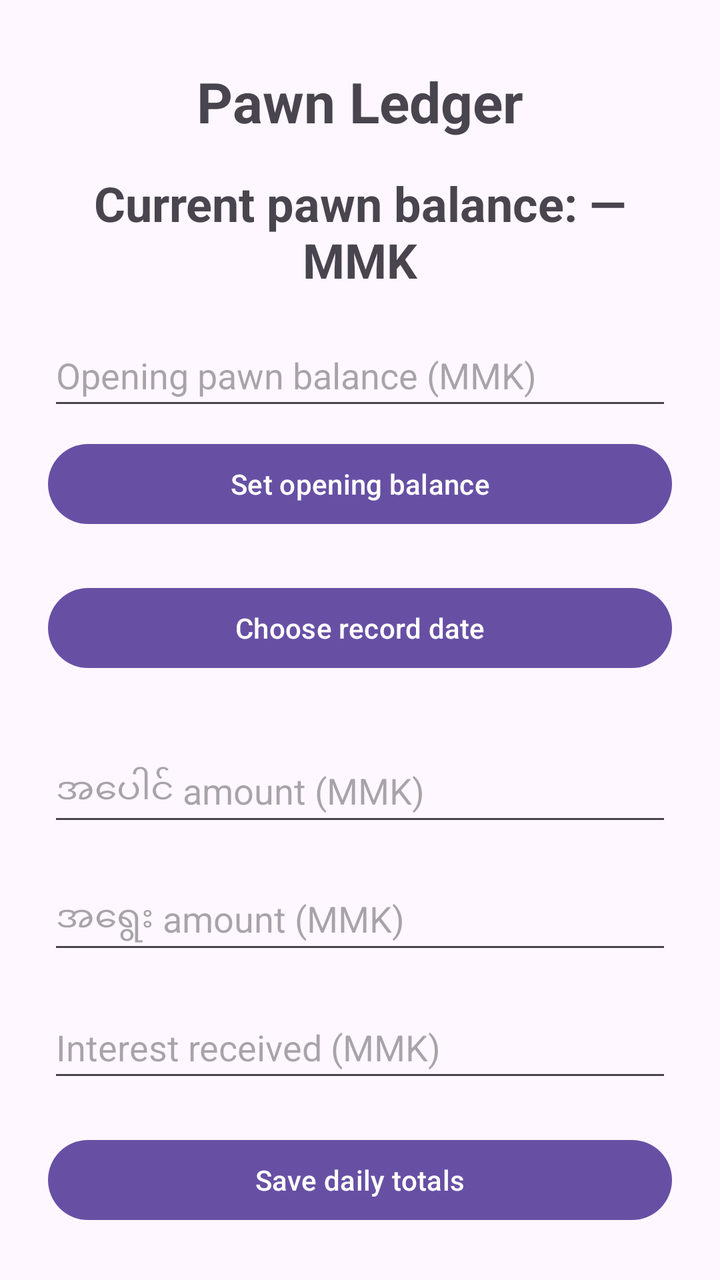
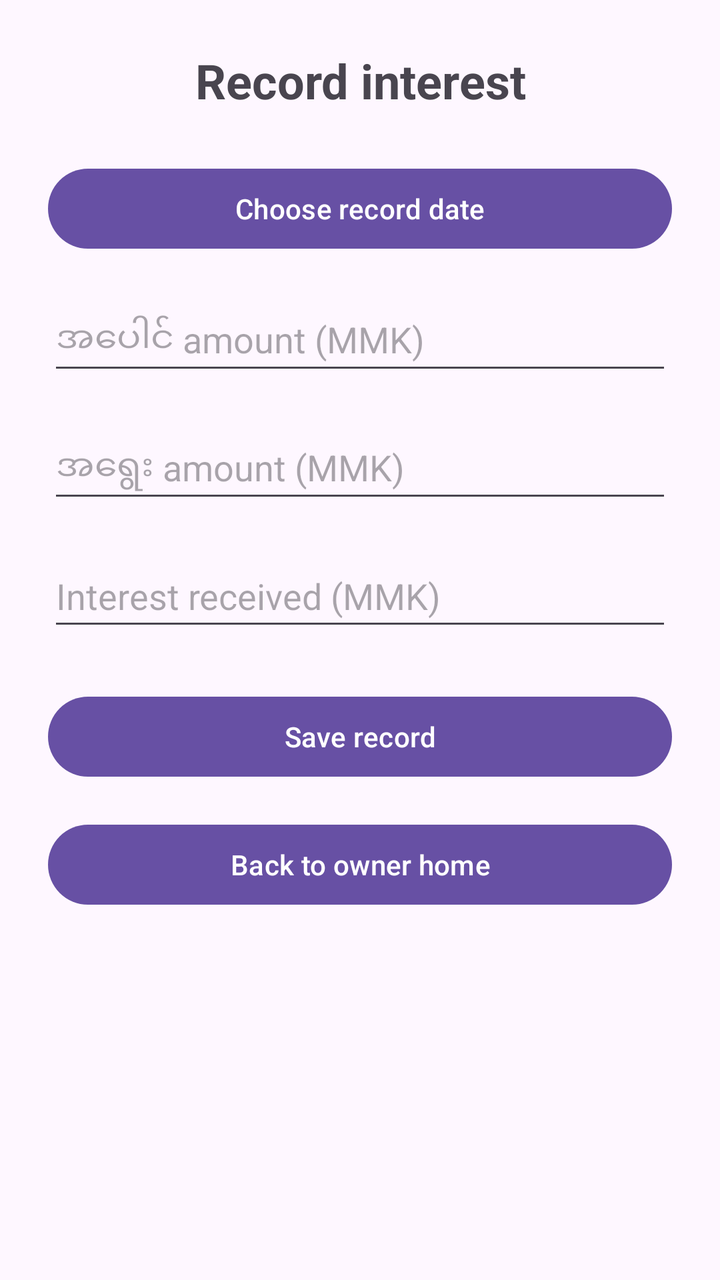

Compare the two renders of this Android layout. The source of the first and the diff that turns it into the second are given below.
<!-- AndroidManifest.xml: application theme Theme.Pawn_Ledger -->
<!-- res/layout/activity_owner_entry.xml -->
<?xml version="1.0" encoding="utf-8"?>
<androidx.constraintlayout.widget.ConstraintLayout xmlns:android="http://schemas.android.com/apk/res/android"
    xmlns:app="http://schemas.android.com/apk/res-auto"
    xmlns:tools="http://schemas.android.com/tools"
    android:id="@+id/main"
    android:layout_width="match_parent"
    android:layout_height="match_parent"
    tools:context=".MainActivity">

    <TextView
        android:id="@+id/currentBalanceText"
        android:layout_width="0dp"
        android:layout_height="wrap_content"
        android:layout_marginStart="24dp"
        android:layout_marginEnd="24dp"
        android:layout_marginTop="16dp"
        android:text="@string/current_balance_placeholder"
        android:textSize="24sp"
        android:textStyle="bold"
        android:gravity="center"
        app:layout_constraintTop_toBottomOf="@id/titleText"
        app:layout_constraintStart_toStartOf="parent"
        app:layout_constraintEnd_toEndOf="parent" />
    <EditText
        android:id="@+id/openingBalanceInput"
        android:layout_width="0dp"
        android:layout_height="wrap_content"
        android:layout_marginStart="24dp"
        android:layout_marginEnd="24dp"
        android:layout_marginTop="16dp"
        android:minHeight="48dp"
        android:hint="@string/opening_balance_hint"
        android:inputType="number"
        android:importantForAutofill="no"
        app:layout_constraintTop_toBottomOf="@id/currentBalanceText"
        app:layout_constraintStart_toStartOf="parent"
        app:layout_constraintEnd_toEndOf="parent" />

    <Button
        android:id="@+id/setOpeningBalanceButton"
        android:layout_width="0dp"
        android:layout_height="wrap_content"
        android:layout_marginStart="24dp"
        android:layout_marginEnd="24dp"
        android:layout_marginTop="8dp"
        android:minHeight="48dp"
        android:text="@string/set_opening_balance"
        android:textAllCaps="false"
        app:layout_constraintTop_toBottomOf="@id/openingBalanceInput"
        app:layout_constraintStart_toStartOf="parent"
        app:layout_constraintEnd_toEndOf="parent" />


    <TextView
        android:layout_width="wrap_content"
        android:layout_height="wrap_content"
        android:id="@+id/titleText"
        android:text="@string/pawn_ledger_title"
        android:textSize="28sp"
        android:textStyle="bold"
        android:layout_marginTop="32dp"
        app:layout_constraintEnd_toEndOf="parent"
        app:layout_constraintStart_toStartOf="parent"
        app:layout_constraintTop_toTopOf="parent" />

    <EditText
        android:id="@+id/pawnAmountInput"
        android:layout_width="0dp"
        android:layout_height="wrap_content"
        android:layout_marginStart="24dp"
        android:layout_marginEnd="24dp"
        android:layout_marginTop="32dp"
        android:minHeight="48dp"
        android:hint="@string/pawn_amount_hint"
        android:inputType="number"
        android:importantForAutofill="no"
        app:layout_constraintTop_toBottomOf="@id/selectDateButton"
        app:layout_constraintStart_toStartOf="parent"
        app:layout_constraintEnd_toEndOf="parent" />

    <Button
        android:id="@+id/selectDateButton"
        android:layout_width="0dp"
        android:layout_height="wrap_content"
        android:layout_marginStart="24dp"
        android:layout_marginEnd="24dp"
        android:layout_marginTop="24dp"
        android:minHeight="48dp"
        android:text="@string/choose_record_date"
        android:textAllCaps="false"
        app:layout_constraintTop_toBottomOf="@id/setOpeningBalanceButton"
        app:layout_constraintStart_toStartOf="parent"
        app:layout_constraintEnd_toEndOf="parent" />

    <EditText
        android:id="@+id/redeemAmountInput"
        android:layout_width="0dp"
        android:layout_height="wrap_content"
        android:layout_marginStart="24dp"
        android:layout_marginEnd="24dp"
        android:layout_marginTop="16dp"
        android:minHeight="48dp"
        android:hint="@string/redeem_amount_hint"
        android:inputType="number"
        android:importantForAutofill="no"
        app:layout_constraintTop_toBottomOf="@id/pawnAmountInput"
        app:layout_constraintStart_toStartOf="parent"
        app:layout_constraintEnd_toEndOf="parent" />

    <EditText
        android:id="@+id/interestAmountInput"
        android:layout_width="0dp"
        android:layout_height="wrap_content"
        android:layout_marginStart="24dp"
        android:layout_marginEnd="24dp"
        android:layout_marginTop="16dp"
        android:minHeight="48dp"
        android:hint="@string/interest_amount_hint"
        android:inputType="number"
        android:importantForAutofill="no"
        app:layout_constraintTop_toBottomOf="@id/redeemAmountInput"
        app:layout_constraintStart_toStartOf="parent"
        app:layout_constraintEnd_toEndOf="parent" />

    <Button
        android:id="@+id/saveButton"
        android:layout_width="0dp"
        android:layout_height="wrap_content"
        android:layout_marginStart="24dp"
        android:layout_marginTop="20dp"
        android:layout_marginEnd="24dp"
        android:minHeight="48dp"
        android:text="@string/save_daily_totals"
        android:textAllCaps="false"
        app:layout_constraintEnd_toEndOf="parent"
        app:layout_constraintHorizontal_bias="0.0"
        app:layout_constraintStart_toStartOf="parent"
        app:layout_constraintTop_toBottomOf="@id/interestAmountInput" />

    <TextView
        android:id="@+id/netResultText"
        android:layout_width="0dp"
        android:layout_height="wrap_content"
        android:layout_marginStart="24dp"
        android:layout_marginEnd="24dp"
        android:layout_marginTop="24dp"
        android:text="@string/daily_net_placeholder"
        android:textSize="22sp"
        android:textStyle="bold"
        android:gravity="center"
        app:layout_constraintTop_toBottomOf="@id/saveButton"
        app:layout_constraintStart_toStartOf="parent"
        app:layout_constraintEnd_toEndOf="parent" />
    <Button
        android:id="@+id/openRecordsButton"
        android:layout_width="0dp"
        android:layout_height="wrap_content"
        android:layout_marginStart="24dp"
        android:layout_marginEnd="24dp"
        android:layout_marginTop="12dp"
        android:minHeight="48dp"
        android:text="@string/records_title"
        android:textAllCaps="false"
        app:layout_constraintTop_toBottomOf="@id/netResultText"
        app:layout_constraintStart_toStartOf="parent"
        app:layout_constraintEnd_toEndOf="parent" />


    <Button
        android:id="@+id/openDashboardButton"
        android:layout_width="0dp"
        android:layout_height="wrap_content"
        android:layout_marginStart="24dp"
        android:layout_marginEnd="24dp"
        android:layout_marginTop="12dp"
        android:minHeight="48dp"
        android:text="@string/monthly_dashboard_title"
        android:textAllCaps="false"
        app:layout_constraintTop_toBottomOf="@id/openRecordsButton"
        app:layout_constraintStart_toStartOf="parent"
        app:layout_constraintEnd_toEndOf="parent" />
    <Button
        android:id="@+id/settingsButton"
        android:layout_width="0dp"
        android:layout_height="wrap_content"
        android:layout_marginStart="24dp"
        android:layout_marginEnd="24dp"
        android:layout_marginTop="8dp"
        android:minHeight="48dp"
        android:text="@string/settings"
        android:textAllCaps="false"
        app:layout_constraintTop_toBottomOf="@id/openDashboardButton"
        app:layout_constraintStart_toStartOf="parent"
        app:layout_constraintEnd_toEndOf="parent" />

    <Button
        android:id="@+id/lockOwnerButton"
        android:layout_width="0dp"
        android:layout_height="wrap_content"
        android:layout_marginStart="24dp"
        android:layout_marginEnd="24dp"
        android:layout_marginTop="8dp"
        android:minHeight="48dp"
        android:text="@string/lock_owner_access"
        android:textAllCaps="false"
        app:layout_constraintTop_toBottomOf="@id/settingsButton"
        app:layout_constraintStart_toStartOf="parent"
        app:layout_constraintEnd_toEndOf="parent" />




</androidx.constraintlayout.widget.ConstraintLayout>
<!-- resources referenced by this layout -->
<resources>
  <string name="choose_record_date">Choose record date</string>
  <string name="current_balance_placeholder">Current pawn balance: — MMK</string>
  <string name="daily_net_placeholder">Selected day\'s net: —</string>
  <string name="interest_amount_hint">Interest received (MMK)</string>
  <string name="lock_owner_access">Lock / Staff screen</string>
  <string name="monthly_dashboard_title">Monthly dashboard</string>
  <string name="opening_balance_hint">Opening pawn balance (MMK)</string>
  <string name="pawn_amount_hint">အပေါင် amount (MMK)</string>
  <string name="pawn_ledger_title">Pawn Ledger</string>
  <string name="records_title">Daily records</string>
  <string name="redeem_amount_hint">အရွေး amount (MMK)</string>
  <string name="save_daily_totals">Save daily totals</string>
  <string name="set_opening_balance">Set opening balance</string>
  <string name="settings">ဆက်တင်များ</string>
  <style name="Theme.Pawn_Ledger" parent="Base.Theme.Pawn_Ledger" />
  <style name="Base.Theme.Pawn_Ledger" parent="Theme.Material3.DayNight.NoActionBar">
          
          
      </style>
</resources>

<!-- the commit's change to res/layout/activity_owner_entry.xml (unified diff, before → after) -->
@@ -1,213 +1,81 @@
 <?xml version="1.0" encoding="utf-8"?>
-<androidx.constraintlayout.widget.ConstraintLayout xmlns:android="http://schemas.android.com/apk/res/android"
-    xmlns:app="http://schemas.android.com/apk/res-auto"
-    xmlns:tools="http://schemas.android.com/tools"
-    android:id="@+id/main"
+<ScrollView xmlns:android="http://schemas.android.com/apk/res/android"
+    android:id="@+id/ownerEntryMain"
     android:layout_width="match_parent"
     android:layout_height="match_parent"
-    tools:context=".MainActivity">
+    android:fillViewport="true">
 
-    <TextView
-        android:id="@+id/currentBalanceText"
-        android:layout_width="0dp"
+    <LinearLayout
+        android:layout_width="match_parent"
         android:layout_height="wrap_content"
-        android:layout_marginStart="24dp"
-        android:layout_marginEnd="24dp"
-        android:layout_marginTop="16dp"
-        android:text="@string/current_balance_placeholder"
-        android:textSize="24sp"
-        android:textStyle="bold"
-        android:gravity="center"
-        app:layout_constraintTop_toBottomOf="@id/titleText"
-        app:layout_constraintStart_toStartOf="parent"
-        app:layout_constraintEnd_toEndOf="parent" />
-    <EditText
-        android:id="@+id/openingBalanceInput"
-        android:layout_width="0dp"
-        android:layout_height="wrap_content"
-        android:layout_marginStart="24dp"
-        android:layout_marginEnd="24dp"
-        android:layout_marginTop="16dp"
-        android:minHeight="48dp"
-        android:hint="@string/opening_balance_hint"
-        android:inputType="number"
-        android:importantForAutofill="no"
-        app:layout_constraintTop_toBottomOf="@id/currentBalanceText"
-        app:layout_constraintStart_toStartOf="parent"
-        app:layout_constraintEnd_toEndOf="parent" />
+        android:orientation="vertical"
+        android:padding="24dp">
 
-    <Button
-        android:id="@+id/setOpeningBalanceButton"
-        android:layout_width="0dp"
-        android:layout_height="wrap_content"
-        android:layout_marginStart="24dp"
-        android:layout_marginEnd="24dp"
-        android:layout_marginTop="8dp"
-        android:minHeight="48dp"
-        android:text="@string/set_opening_balance"
-        android:textAllCaps="false"
-        app:layout_constraintTop_toBottomOf="@id/openingBalanceInput"
-        app:layout_constraintStart_toStartOf="parent"
-        app:layout_constraintEnd_toEndOf="parent" />
+        <TextView
+            android:id="@+id/ownerEntryTitle"
+            android:layout_width="match_parent"
+            android:layout_height="wrap_content"
+            android:text="@string/record_interest"
+            android:textSize="24sp"
+            android:textStyle="bold"
+            android:gravity="center" />
 
+        <Button
+            android:id="@+id/entryDateButton"
+            android:layout_width="match_parent"
+            android:layout_height="wrap_content"
+            android:layout_marginTop="24dp"
+            android:minHeight="48dp"
+            android:text="@string/choose_record_date"
+            android:textAllCaps="false" />
 
-    <TextView
-        android:layout_width="wrap_content"
-        android:layout_height="wrap_content"
-        android:id="@+id/titleText"
-        android:text="@string/pawn_ledger_title"
-        android:textSize="28sp"
-        android:textStyle="bold"
-        android:layout_marginTop="32dp"
-        app:layout_constraintEnd_toEndOf="parent"
-        app:layout_constraintStart_toStartOf="parent"
-        app:layout_constraintTop_toTopOf="parent" />
+        <EditText
+            android:id="@+id/entryPawnInput"
+            android:layout_width="match_parent"
+            android:layout_height="wrap_content"
+            android:layout_marginTop="16dp"
+            android:minHeight="48dp"
+            android:hint="@string/pawn_amount_hint"
+            android:inputType="number"
+            android:importantForAutofill="no" />
 
-    <EditText
-        android:id="@+id/pawnAmountInput"
-        android:layout_width="0dp"
-        android:layout_height="wrap_content"
-        android:layout_marginStart="24dp"
-        android:layout_marginEnd="24dp"
-        android:layout_marginTop="32dp"
-        android:minHeight="48dp"
-        android:hint="@string/pawn_amount_hint"
-        android:inputType="number"
-        android:importantForAutofill="no"
-        app:layout_constraintTop_toBottomOf="@id/selectDateButton"
-        app:layout_constraintStart_toStartOf="parent"
-        app:layout_constraintEnd_toEndOf="parent" />
+        <EditText
+            android:id="@+id/entryRedeemInput"
+            android:layout_width="match_parent"
+            android:layout_height="wrap_content"
+            android:layout_marginTop="16dp"
+            android:minHeight="48dp"
+            android:hint="@string/redeem_amount_hint"
+            android:inputType="number"
+            android:importantForAutofill="no" />
 
-    <Button
-        android:id="@+id/selectDateButton"
-        android:layout_width="0dp"
-        android:layout_height="wrap_content"
-        android:layout_marginStart="24dp"
-        android:layout_marginEnd="24dp"
-        android:layout_marginTop="24dp"
-        android:minHeight="48dp"
-        android:text="@string/choose_record_date"
-        android:textAllCaps="false"
-        app:layout_constraintTop_toBottomOf="@id/setOpeningBalanceButton"
-        app:layout_constraintStart_toStartOf="parent"
-        app:layout_constraintEnd_toEndOf="parent" />
+        <EditText
+            android:id="@+id/entryInterestInput"
+            android:layout_width="match_parent"
+            android:layout_height="wrap_content"
+            android:layout_marginTop="16dp"
+            android:minHeight="48dp"
+            android:hint="@string/interest_amount_hint"
+            android:inputType="number"
+            android:importantForAutofill="no" />
 
-    <EditText
-        android:id="@+id/redeemAmountInput"
-        android:layout_width="0dp"
-        android:layout_height="wrap_content"
-        android:layout_marginStart="24dp"
-        android:layout_marginEnd="24dp"
-        android:layout_marginTop="16dp"
-        android:minHeight="48dp"
-        android:hint="@string/redeem_amount_hint"
-        android:inputType="number"
-        android:importantForAutofill="no"
-        app:layout_constraintTop_toBottomOf="@id/pawnAmountInput"
-        app:layout_constraintStart_toStartOf="parent"
-        app:layout_constraintEnd_toEndOf="parent" />
+        <Button
+            android:id="@+id/entrySaveButton"
+            android:layout_width="match_parent"
+            android:layout_height="wrap_content"
+            android:layout_marginTop="24dp"
+            android:minHeight="48dp"
+            android:text="@string/save_record"
+            android:textAllCaps="false" />
 
-    <EditText
-        android:id="@+id/interestAmountInput"
-        android:layout_width="0dp"
-        android:layout_height="wrap_content"
-        android:layout_marginStart="24dp"
-        android:layout_marginEnd="24dp"
-        android:layout_marginTop="16dp"
-        android:minHeight="48dp"
-        android:hint="@string/interest_amount_hint"
-        android:inputType="number"
-        android:importantForAutofill="no"
-        app:layout_constraintTop_toBottomOf="@id/redeemAmountInput"
-        app:layout_constraintStart_toStartOf="parent"
-        app:layout_constraintEnd_toEndOf="parent" />
+        <Button
+            android:id="@+id/backFromEntryButton"
+            android:layout_width="match_parent"
+            android:layout_height="wrap_content"
+            android:layout_marginTop="16dp"
+            android:minHeight="48dp"
+            android:text="@string/back_to_owner_home"
+            android:textAllCaps="false" />
 
-    <Button
-        android:id="@+id/saveButton"
-        android:layout_width="0dp"
-        android:layout_height="wrap_content"
-        android:layout_marginStart="24dp"
-        android:layout_marginTop="20dp"
-        android:layout_marginEnd="24dp"
-        android:minHeight="48dp"
-        android:text="@string/save_daily_totals"
-        android:textAllCaps="false"
-        app:layout_constraintEnd_toEndOf="parent"
-        app:layout_constraintHorizontal_bias="0.0"
-        app:layout_constraintStart_toStartOf="parent"
-        app:layout_constraintTop_toBottomOf="@id/interestAmountInput" />
-
-    <TextView
-        android:id="@+id/netResultText"
-        android:layout_width="0dp"
-        android:layout_height="wrap_content"
-        android:layout_marginStart="24dp"
-        android:layout_marginEnd="24dp"
-        android:layout_marginTop="24dp"
-        android:text="@string/daily_net_placeholder"
-        android:textSize="22sp"
-        android:textStyle="bold"
-        android:gravity="center"
-        app:layout_constraintTop_toBottomOf="@id/saveButton"
-        app:layout_constraintStart_toStartOf="parent"
-        app:layout_constraintEnd_toEndOf="parent" />
-    <Button
-        android:id="@+id/openRecordsButton"
-        android:layout_width="0dp"
-        android:layout_height="wrap_content"
-        android:layout_marginStart="24dp"
-        android:layout_marginEnd="24dp"
-        android:layout_marginTop="12dp"
-        android:minHeight="48dp"
-        android:text="@string/records_title"
-        android:textAllCaps="false"
-        app:layout_constraintTop_toBottomOf="@id/netResultText"
-        app:layout_constraintStart_toStartOf="parent"
-        app:layout_constraintEnd_toEndOf="parent" />
-
-
-    <Button
-        android:id="@+id/openDashboardButton"
-        android:layout_width="0dp"
-        android:layout_height="wrap_content"
-        android:layout_marginStart="24dp"
-        android:layout_marginEnd="24dp"
-        android:layout_marginTop="12dp"
-        android:minHeight="48dp"
-        android:text="@string/monthly_dashboard_title"
-        android:textAllCaps="false"
-        app:layout_constraintTop_toBottomOf="@id/openRecordsButton"
-        app:layout_constraintStart_toStartOf="parent"
-        app:layout_constraintEnd_toEndOf="parent" />
-    <Button
-        android:id="@+id/settingsButton"
-        android:layout_width="0dp"
-        android:layout_height="wrap_content"
-        android:layout_marginStart="24dp"
-        android:layout_marginEnd="24dp"
-        android:layout_marginTop="8dp"
-        android:minHeight="48dp"
-        android:text="@string/settings"
-        android:textAllCaps="false"
-        app:layout_constraintTop_toBottomOf="@id/openDashboardButton"
-        app:layout_constraintStart_toStartOf="parent"
-        app:layout_constraintEnd_toEndOf="parent" />
-
-    <Button
-        android:id="@+id/lockOwnerButton"
-        android:layout_width="0dp"
-        android:layout_height="wrap_content"
-        android:layout_marginStart="24dp"
-        android:layout_marginEnd="24dp"
-        android:layout_marginTop="8dp"
-        android:minHeight="48dp"
-        android:text="@string/lock_owner_access"
-        android:textAllCaps="false"
-        app:layout_constraintTop_toBottomOf="@id/settingsButton"
-        app:layout_constraintStart_toStartOf="parent"
-        app:layout_constraintEnd_toEndOf="parent" />
-
-
-
-
-</androidx.constraintlayout.widget.ConstraintLayout>
+    </LinearLayout>
+</ScrollView>
<!-- resource entries referenced after the edit -->
@@ -1,19 +1,12 @@
 <!-- resources referenced by this layout -->
 <resources>
+  <string name="back_to_owner_home">Back to owner home</string>
   <string name="choose_record_date">Choose record date</string>
-  <string name="current_balance_placeholder">Current pawn balance: — MMK</string>
-  <string name="daily_net_placeholder">Selected day\'s net: —</string>
   <string name="interest_amount_hint">Interest received (MMK)</string>
-  <string name="lock_owner_access">Lock / Staff screen</string>
-  <string name="monthly_dashboard_title">Monthly dashboard</string>
-  <string name="opening_balance_hint">Opening pawn balance (MMK)</string>
   <string name="pawn_amount_hint">အပေါင် amount (MMK)</string>
-  <string name="pawn_ledger_title">Pawn Ledger</string>
-  <string name="records_title">Daily records</string>
+  <string name="record_interest">Record interest</string>
   <string name="redeem_amount_hint">အရွေး amount (MMK)</string>
-  <string name="save_daily_totals">Save daily totals</string>
-  <string name="set_opening_balance">Set opening balance</string>
-  <string name="settings">ဆက်တင်များ</string>
+  <string name="save_record">Save record</string>
   <style name="Theme.Pawn_Ledger" parent="Base.Theme.Pawn_Ledger" />
   <style name="Base.Theme.Pawn_Ledger" parent="Theme.Material3.DayNight.NoActionBar">
           
